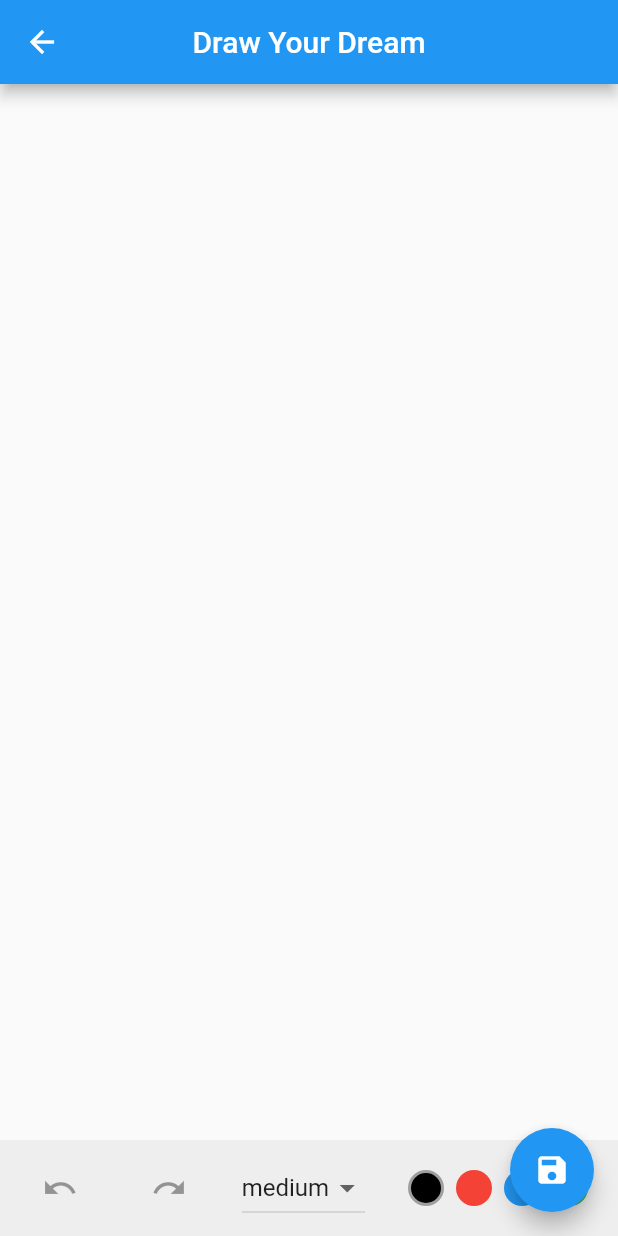
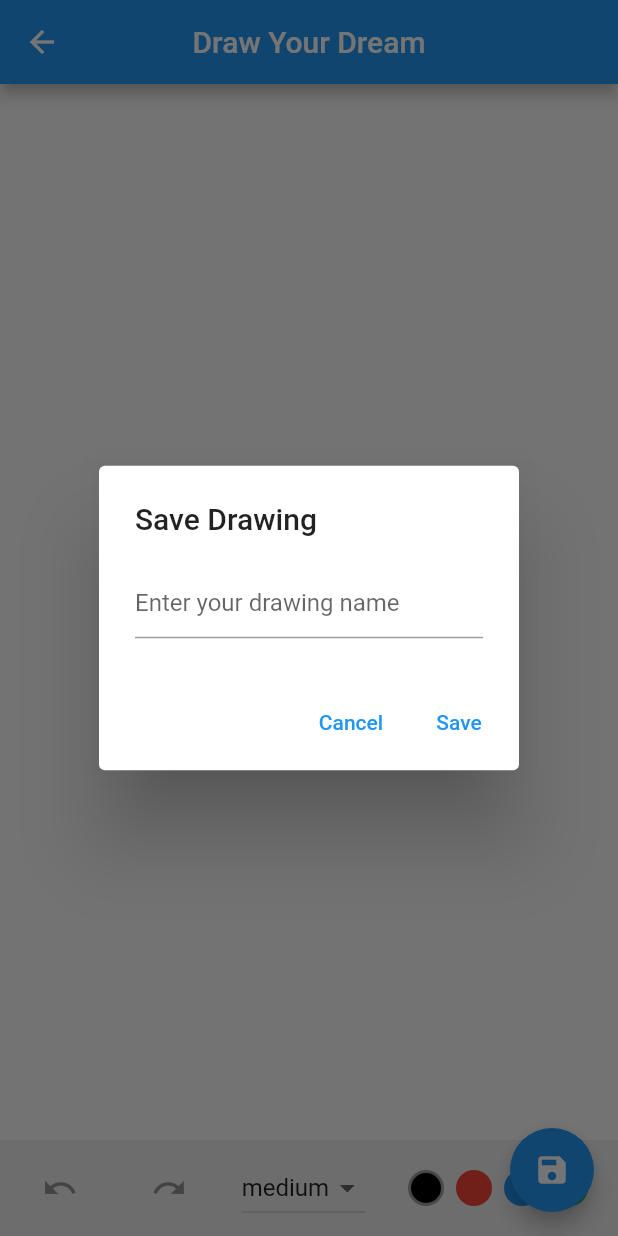
Before and after one commit to kumarbaberwal/drawing_app, a Flutter app: the DrawScreen screen opened by its route, after a tap on the "save" icon, on a phone screen of 412 x 824 dp. Run offline on Flutter 3.47's test engine with Material 3 defaults, Android fonts, the phone set to English and light mode, and no system bars; our stand-ins replace hive, hive_flutter; accounts and stored records are empty.

Commit message:
draw screen, home screen

```diff
--- a/lib/features/draw/models/stroke.dart
+++ b/lib/features/draw/models/stroke.dart
@@ -16,13 +16,24 @@ class Stroke extends HiveObject {
   final double brushSize;
 
   Stroke({
-    required List<Offset> points,
-    required Color color,
+    required this.points,
+    required this.color,
     required this.brushSize,
-  })  : points = points.map((e) => CustomOffset.fromOffset(e)).toList(),
-        color = color.value;
+  });
 
   List<Offset> get offsetPoints => points.map((e) => e.toOffset()).toList();
 
   Color get strokeColor => Color(color);
+
+  factory Stroke.fromOffsets({
+    required List<Offset> points,
+    required Color color,
+    required double brushSize,
+  }) {
+    return Stroke(
+      points: points.map((e) => CustomOffset.fromOffset(e)).toList(),
+      color: color.value,
+      brushSize: brushSize,
+    );
+  }
 }
--- a/lib/features/draw/presentation/draw_screen.dart
+++ b/lib/features/draw/presentation/draw_screen.dart
@@ -23,13 +23,53 @@ class _DrawScreenState extends State<DrawScreen> {
     super.initState();
   }
 
-  _initializeHive() {
+  Future<void> _initializeHive() async {
     _drawingBox = Hive.box<List<Stroke>>('drawings');
   }
 
-  // Future<void> _saveDrawing(){}
+  Future<void> _saveDrawing(String name) async {
+    await _drawingBox.put(name, _strokes);
+    ScaffoldMessenger.of(context).showSnackBar(
+      SnackBar(
+        content: Text("Drawing $name Saved!!!"),
+      ),
+    );
+  }
 
-  void _showDialog() {}
+  void _showSaveDialog() {
+    final TextEditingController _controller = TextEditingController();
+    showDialog(
+      context: context,
+      builder: (context) {
+        return AlertDialog(
+          title: const Text("Save Drawing"),
+          content: TextField(
+            controller: _controller,
+            decoration:
+                const InputDecoration(hintText: "Enter your drawing name"),
+          ),
+          actions: [
+            TextButton(
+              onPressed: () {
+                Navigator.of(context).pop();
+              },
+              child: Text("Cancel"),
+            ),
+            TextButton(
+              onPressed: () {
+                final name = _controller.text.trim();
+                if (name.isNotEmpty) {
+                  _saveDrawing(name);
+                  Navigator.of(context).pop();
+                }
+              },
+              child: Text("Save"),
+            ),
+          ],
+        );
+      },
+    );
+  }
 
   @override
   void dispose() {
@@ -60,7 +100,7 @@ class _DrawScreenState extends State<DrawScreen> {
               },
               onPanEnd: (details) {
                 setState(() {
-                  _strokes.add(Stroke(
+                  _strokes.add(Stroke.fromOffsets(
                     points: List.from(_currentPoints),
                     color: _selectedColor,
                     brushSize: _brushSize,
@@ -84,7 +124,7 @@ class _DrawScreenState extends State<DrawScreen> {
         ],
       ),
       floatingActionButton: FloatingActionButton(
-        onPressed: _showDialog,
+        onPressed: _showSaveDialog,
         child: Icon(Icons.save),
       ),
     );
```
Also changed, not shown: lib/features/home/presentation/home_screen.dart (+21 -1 lines), lib/features/draw/models/stroke.g.dart.
